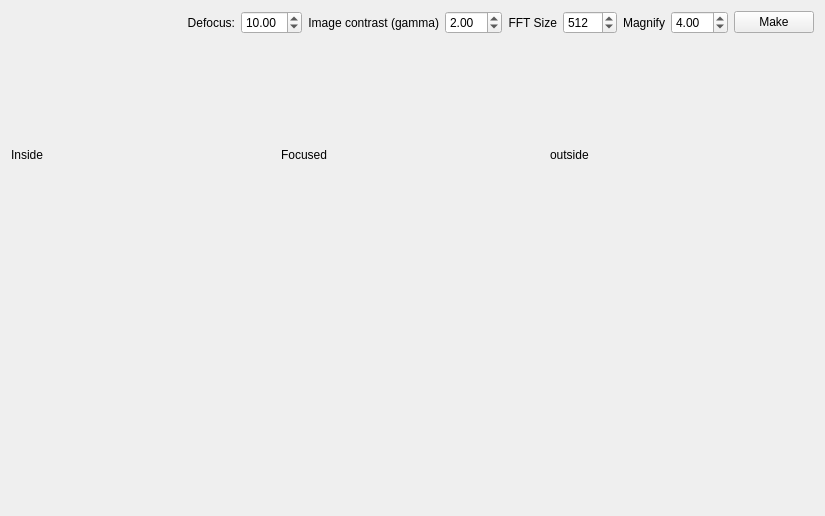
Qt form simulationsview.ui (githubdoe/DFTFringe) before a commit.
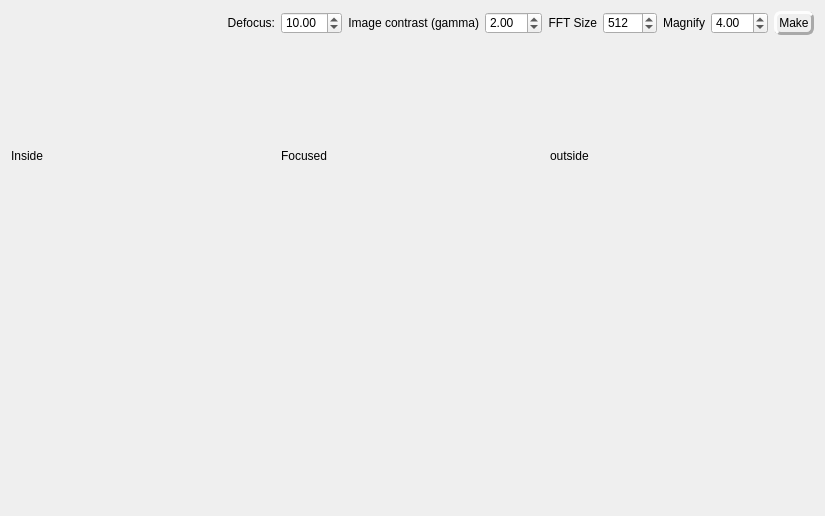
The same form after that commit. Custom widgets are drawn as their Qt base class.

Diff of the .ui file:
```diff
--- a/simulationsview.ui
+++ b/simulationsview.ui
@@ -13,6 +13,14 @@
   <property name="windowTitle">
    <string>Form</string>
   </property>
+  <property name="styleSheet">
+   <string notr="true"> QPushButton{ border-style: outset;
+                        border-width: 3px;
+                        border-radius: 7px;
+                        border-color: darkgray;
+                        font: normal 12px;
+                           padding: 2px; }</string>
+  </property>
   <layout class="QVBoxLayout" name="verticalLayout">
    <item>
     <layout class="QHBoxLayout" name="horizontalLayout">
```
Left out of the diff: 8 changed lines with no effect on the pictures.
